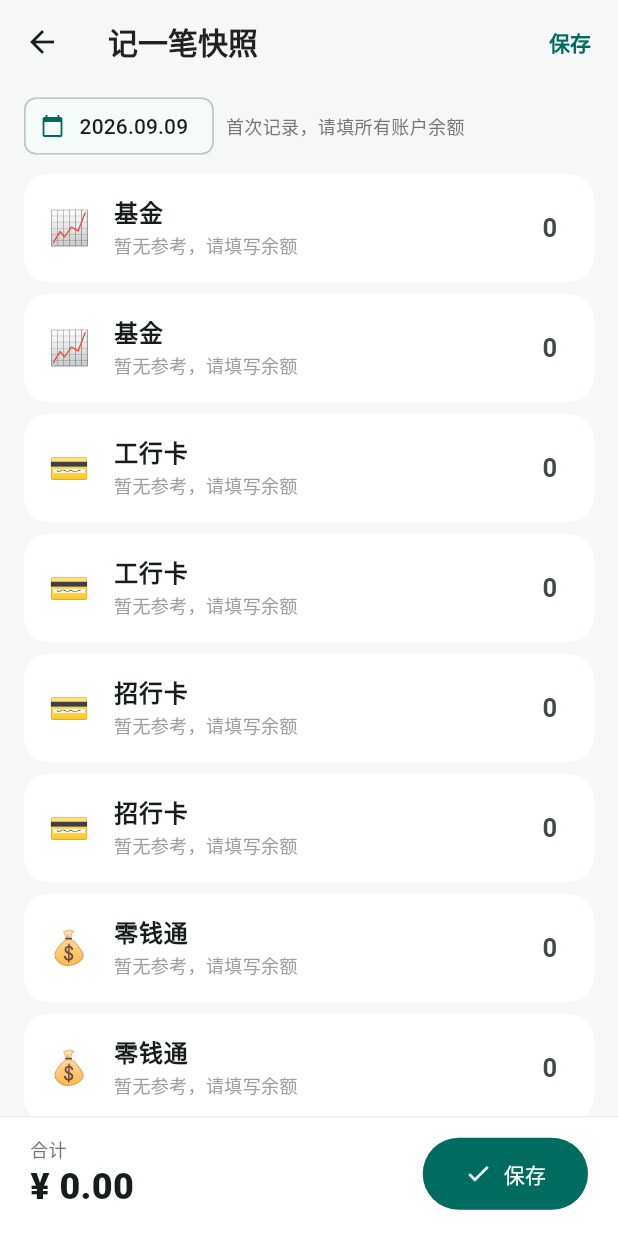
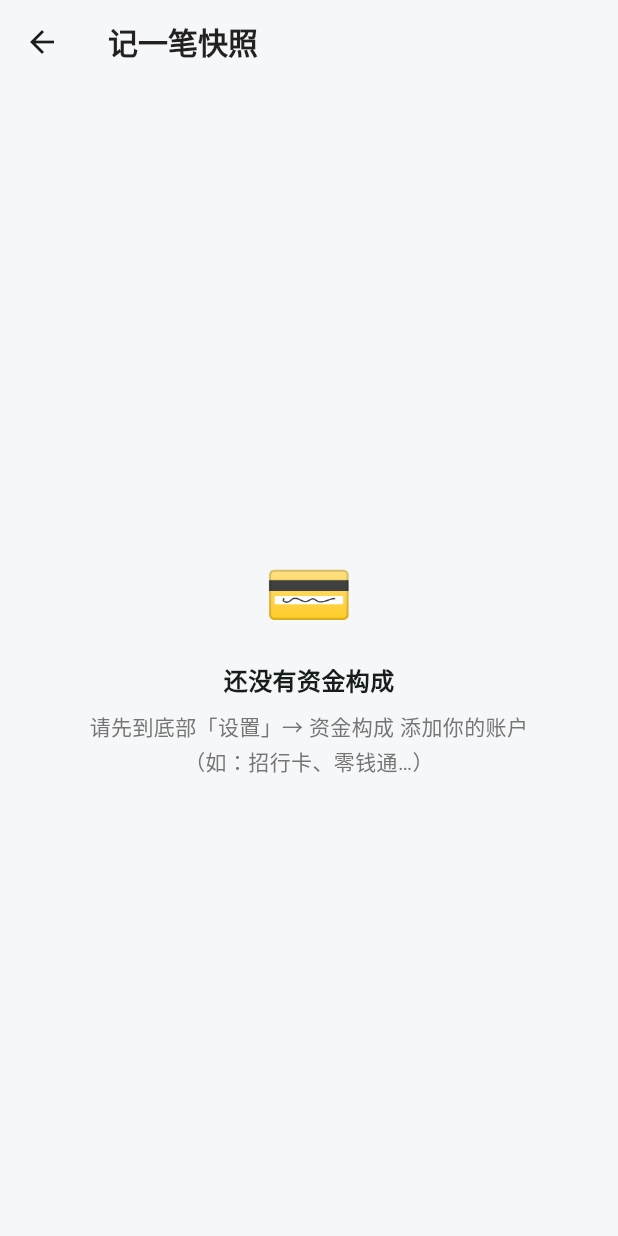
Before and after one commit to llroxy-by/qingzhang, a Flutter app: the screen it shows after launch, after a tap on "记一笔快照", on a phone screen of 412 x 824 dp. Run offline on Flutter 3.47's test engine with Material 3 defaults, Android fonts, the phone set to English and light mode, and no system bars; our stand-ins replace file_picker, fl_chart, package_info_plus, share_plus, sqflite; missing offline and left inert: excel, fast_gbk, pdfrx_engine; accounts and stored records are empty.

Commit message:
v1.7.4：不内置默认资金构成（空账户引导手动添加）；服务器地址 dart-define 可注入；README 服务端部署指南

```diff
--- a/lib/db/app_db.dart
+++ b/lib/db/app_db.dart
@@ -163,38 +163,7 @@ class AppDb {
     await db.execute(
         'CREATE INDEX idx_entries_snap ON snapshot_entries(snapshot_id) WHERE deleted = 0');
 
-    // 默认资金构成（用户实际账户）
-    final now = nowMillis();
-    await db.insert('accounts', {
-      'id': genUuid(), 'name': '基金', 'emoji': '📈', 'type': 'invest',
-      'sort_order': 0, 'is_active': 1, 'channel_keywords': '',
-      'updated_at': now, 'deleted': 0,
-    });
-    await db.insert('accounts', {
-      'id': genUuid(), 'name': '工行卡', 'emoji': '💳', 'type': 'bank',
-      'sort_order': 1, 'is_active': 1, 'channel_keywords': '',
-      'updated_at': now, 'deleted': 0,
-    });
-    await db.insert('accounts', {
-      'id': genUuid(), 'name': '招行卡', 'emoji': '💳', 'type': 'bank',
-      'sort_order': 2, 'is_active': 1, 'channel_keywords': '',
-      'updated_at': now, 'deleted': 0,
-    });
-    await db.insert('accounts', {
-      'id': genUuid(), 'name': '零钱通', 'emoji': '💰', 'type': 'wealth',
-      'sort_order': 3, 'is_active': 1, 'channel_keywords': '',
-      'updated_at': now, 'deleted': 0,
-    });
-    await db.insert('accounts', {
-      'id': genUuid(), 'name': '理财通', 'emoji': '💰', 'type': 'wealth',
-      'sort_order': 4, 'is_active': 1, 'channel_keywords': '',
-      'updated_at': now, 'deleted': 0,
-    });
-    await db.insert('accounts', {
-      'id': genUuid(), 'name': '币安', 'emoji': '₿', 'type': 'invest',
-      'sort_order': 5, 'is_active': 1, 'channel_keywords': '',
-      'updated_at': now, 'deleted': 0,
-    });
+    // 注意：不播种任何默认账户——资金构成由用户手动添加
   }
 
   // ==================== 元信息 ====================
@@ -531,7 +500,7 @@ class AppDb {
 
   // ==================== 重置 ====================
 
-  /// 清空全部数据并恢复默认资金构成
+  /// 清空全部数据（账户等由用户重新手动添加）
   Future<void> resetAllData() async {
     final db = await database;
     await db.transaction((txn) async {
@@ -540,29 +509,6 @@ class AppDb {
       }
       await txn.delete('category_rules');
       await txn.delete('meta');
-      // 重新种子默认账户
-      final now = nowMillis();
-      final seeds = [
-        ('基金', '📈', 'invest', 0),
-        ('工行卡', '💳', 'bank', 1),
-        ('招行卡', '💳', 'bank', 2),
-        ('零钱通', '💰', 'wealth', 3),
-        ('理财通', '💰', 'wealth', 4),
-        ('币安', '₿', 'invest', 5),
-      ];
-      for (final (name, emoji, type, order) in seeds) {
-        await txn.insert('accounts', {
-          'id': genUuid(),
-          'name': name,
-          'emoji': emoji,
-          'type': type,
-          'sort_order': order,
-          'is_active': 1,
-          'channel_keywords': '',
-          'updated_at': now,
-          'deleted': 0,
-        });
-      }
     });
   }
 
--- a/lib/pages/home_page.dart
+++ b/lib/pages/home_page.dart
@@ -97,14 +97,20 @@ class _EmptyState extends StatelessWidget {
           children: [
             const Text('🌱', style: TextStyle(fontSize: 56)),
             const SizedBox(height: 16),
-            const Text('还没有快照记录',
-                style: TextStyle(fontSize: 18, fontWeight: FontWeight.w600)),
+            Text(accounts.isEmpty ? '还没有资金构成' : '还没有快照记录',
+                style:
+                    const TextStyle(fontSize: 18, fontWeight: FontWeight.w600)),
             const SizedBox(height: 8),
-            Text(
-              '点右下角「记一笔快照」，把 ${accounts.map((a) => a.name).join('、')}\n的余额填进去，之后就能看到趋势和花销分析了',
-              textAlign: TextAlign.center,
-              style: TextStyle(color: Colors.grey.shade600, height: 1.6),
-            ),
+            if (accounts.isEmpty) ...[
+              Text('请到底部导航「设置」→ 资金构成 添加你的账户\n（如：招行卡、零钱通、基金…）\n添加后就能「记一笔快照」了',
+                  textAlign: TextAlign.center,
+                  style: TextStyle(color: Colors.grey.shade600, height: 1.6)),
+            ] else
+              Text(
+                '点右下角「记一笔快照」，把 ${accounts.map((a) => a.name).join('、')}\n的余额填进去，之后就能看到趋势和花销分析了',
+                textAlign: TextAlign.center,
+                style: TextStyle(color: Colors.grey.shade600, height: 1.6),
+              ),
           ],
         ),
       ),
--- a/lib/pages/snapshot_edit_page.dart
+++ b/lib/pages/snapshot_edit_page.dart
@@ -109,6 +109,12 @@ class _SnapshotEditPageState extends State<SnapshotEditPage> {
   }
 
   Future<void> _save() async {
+    if (_accounts.isEmpty) {
+      if (!mounted) return;
+      ScaffoldMessenger.of(context).showSnackBar(const SnackBar(
+          content: Text('请先到 设置 → 资金构成 添加账户')));
+      return;
+    }
     final entries = <SnapshotEntry>[];
     for (final a in _accounts) {
       final v = parseYuanToCents(_controllers[a.id!]?.text ?? '');
@@ -127,6 +133,32 @@ class _SnapshotEditPageState extends State<SnapshotEditPage> {
   Widget build(BuildContext context) {
     if (!_loaded) {
       return const Scaffold(body: Center(child: CircularProgressIndicator()));
+    }
+    if (_accounts.isEmpty) {
+      // 还没有任何账户：先去设置添加资金构成
+      return Scaffold(
+        appBar: AppBar(title: const Text('记一笔快照')),
+        body: Center(
+          child: Padding(
+            padding: const EdgeInsets.all(32),
+            child: Column(
+              mainAxisAlignment: MainAxisAlignment.center,
+              children: [
+                const Text('💳', style: TextStyle(fontSize: 48)),
+                const SizedBox(height: 12),
+                const Text('还没有资金构成',
+                    style: TextStyle(
+                        fontSize: 16, fontWeight: FontWeight.w600)),
+                const SizedBox(height: 8),
+                Text('请先到底部「设置」→ 资金构成 添加你的账户\n（如：招行卡、零钱通…）',
+                    textAlign: TextAlign.center,
+                    style: TextStyle(
+                        color: Colors.grey.shade600, height: 1.6)),
+              ],
+            ),
+          ),
+        ),
+      );
     }
     final refIsSameDay =
         _reference != null && _reference!.date == _dateStr;
--- a/lib/services/sync_service.dart
+++ b/lib/services/sync_service.dart
@@ -9,9 +9,11 @@ import '../main.dart';
 /// 同步模型：全量 push → 服务器按 updated_at last-write-wins 合并
 /// → 返回合并后全量 → 本地替换（服务器为权威，各端收敛一致）。
 class SyncService {
-  // 开源版默认空：请在 设置 → 账号与同步 → 点服务器地址 填自己的服务器。
-  // （自用分发版可在此内置服务器地址，如 http://xxx:8080）
-  static const defaultServer = '';
+  // 服务器地址默认空（开源版）：安装后到 设置 → 账号与同步 →「服务器地址」填写。
+  // 自用分发版构建时注入内置地址，无需手动填写：
+  //   flutter build apk --release --dart-define=QINGZHANG_SERVER=http://你的服务器:8080
+  static const defaultServer =
+      String.fromEnvironment('QINGZHANG_SERVER', defaultValue: '');
 
   static Future<String> serverUrl() async {
     final v = (await appState.db.getMeta('serverUrl')) ?? defaultServer;
--- a/pubspec.yaml
+++ b/pubspec.yaml
@@ -16,7 +16,7 @@ publish_to: 'none' # Remove this line if you wish to publish to pub.dev
 # https://developer.apple.com/library/archive/documentation/General/Reference/InfoPlistKeyReference/Articles/CoreFoundationKeys.html
 # In Windows, build-name is used as the major, minor, and patch parts
 # of the product and file versions while build-number is used as the build suffix.
-version: 1.7.3+33
+version: 1.7.4+34
 
 environment:
   sdk: ^3.13.2
```
Also changed, not shown: pubspec.lock, 1 other file.
